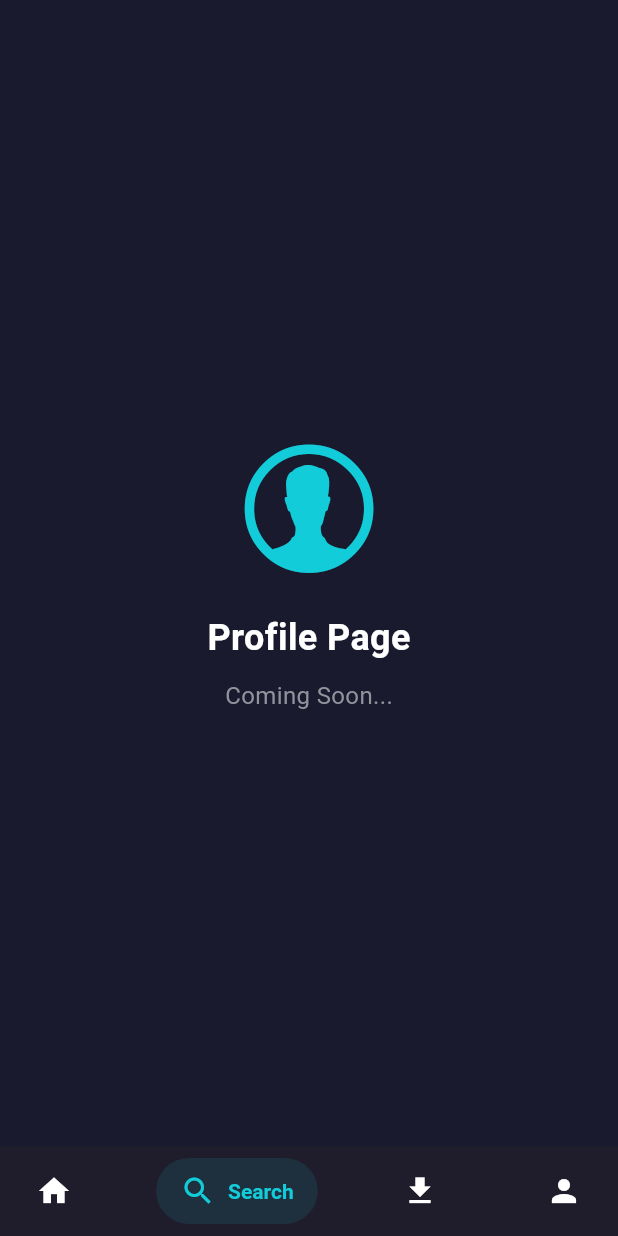
After one commit to Milad-Noroozi/Cinemax, a Flutter app: the MainWrapper screen opened by its route, scrolled down 62 dp, after a tap on "Search", on a phone screen of 412 x 824 dp. The commit adds this screen. Run offline on Flutter 3.47's test engine with Material 3 defaults, Android fonts, the phone set to English and light mode, and no system bars; our stand-ins replace carousel_slider; Roboto replaces fonts that are missing (SF Pro Text).

Commit message:
Add ListView.builder for Popular section and implement BottomNavigationBar

```diff
--- a/lib/controllers/onboarding_controller.dart
+++ b/lib/controllers/onboarding_controller.dart
@@ -124,6 +124,10 @@ class OnboardingController {
     }
   }
 
+  void skipToEnd(BuildContext context) {
+    completeOnboarding(context);
+  }
+
   void completeOnboarding(BuildContext context) {
     Navigator.of(context).pushReplacement(
       MaterialPageRoute(builder: (context) => HomeScreen()),
--- a/lib/views/home_screen.dart
+++ b/lib/views/home_screen.dart
@@ -7,9 +7,14 @@ import '../controllers/carousel_controller.dart' as carousel_ctrl;
 import '../widgets/search_box_widget.dart';
 import '../widgets/carousel_item_widget.dart';
 
-class HomeScreen extends StatelessWidget {
+class HomeScreen extends StatefulWidget {
   HomeScreen({super.key});
 
+  @override
+  State<HomeScreen> createState() => _HomeScreenState();
+}
+
+class _HomeScreenState extends State<HomeScreen> {
   List<String> genre = [
     "ALL",
     "Action",
@@ -275,6 +280,9 @@ class HomeScreen extends StatelessWidget {
                 ),
               ),
               SizedBox(height: 10),
+
+
+              // List View
               Padding(
                 padding: EdgeInsets.symmetric(
                   horizontal: MediaQuery.of(context).size.height * 0.03,
@@ -285,7 +293,9 @@ class HomeScreen extends StatelessWidget {
                     scrollDirection: Axis.horizontal,
                     itemCount: 5,
                     itemBuilder: (context, index) {
-                      return Container(
+                      return Padding(
+                        padding: const EdgeInsets.only(right: 10),
+                        child: Container(
                           width: 135,
                           decoration: BoxDecoration(
                             borderRadius: BorderRadius.circular(12),
@@ -380,6 +390,7 @@ class HomeScreen extends StatelessWidget {
                               ],
                             ),
                           ),
+                        ),
                       );
                     },
                   ),
--- /dev/null
+++ b/lib/views/main_wrapper.dart
@@ -0,0 +1,266 @@
+import 'package:flutter/material.dart';
+import 'package:flutter/cupertino.dart';
+import 'home_screen.dart';
+import 'search_page.dart';
+import 'proffile_screen.dart';
+import 'download_screen.dart';
+
+class MainWrapper extends StatefulWidget {
+  @override
+  _MainWrapperState createState() => _MainWrapperState();
+}
+
+class _MainWrapperState extends State<MainWrapper> {
+  int _currentIndex = 0;
+
+  // List of widgets for each page - ترتیب باید با bottom navigation bar مطابقت داشته باشد
+  final List<Widget> _pages = [
+    HomeScreen(), // Home - index 0
+    SearchPage(), // Search - index 1
+    ProfilePage(), // Profile - index 2
+    DownloadPage(),
+  ];
+
+  @override
+  Widget build(BuildContext context) {
+    return Scaffold(
+      backgroundColor: const Color.fromARGB(255, 31, 29, 43),
+      body: _pages[_currentIndex], // Display the selected page
+      bottomNavigationBar: SalomonBottomBar(
+        currentIndex: _currentIndex,
+        onTap: (i) => setState(() => _currentIndex = i),
+        items: [
+          SalomonBottomBarItem(
+            icon: Icon(Icons.home),
+            title: Text("Home"),
+            selectedColor: const Color.fromARGB(255, 18, 205, 217),
+            unselectedColor: Colors.white,
+          ),
+          SalomonBottomBarItem(
+            icon: Icon(Icons.search),
+            title: Text("Search"),
+            selectedColor: const Color.fromARGB(255, 18, 205, 217),
+            unselectedColor: Colors.white,
+          ),
+          SalomonBottomBarItem(
+            icon: Icon(Icons.download),
+            title: Text("Likes"),
+            selectedColor: const Color.fromARGB(255, 18, 205, 217),
+            unselectedColor: Colors.white,
+          ),
+
+          SalomonBottomBarItem(
+            icon: Icon(Icons.person),
+            title: Text("Profile"),
+            selectedColor: const Color.fromARGB(255, 18, 205, 217),
+            unselectedColor: Colors.white,
+          ),
+        ],
+      ),
+    );
+  }
+}
+
+class SalomonBottomBar extends StatelessWidget {
+  /// A bottom bar that faithfully follows the design by Aurélien Salomon
+  ///
+  /// https://dribbble.com/shots/5925052-Google-Bottom-Bar-Navigation-Pattern/
+  const SalomonBottomBar({
+    super.key,
+    required this.items,
+    this.backgroundColor,
+    this.currentIndex = 0,
+    this.onTap,
+    this.selectedItemColor,
+    this.unselectedItemColor,
+    this.selectedColorOpacity,
+    this.itemShape = const StadiumBorder(),
+    this.margin = const EdgeInsets.all(8),
+    this.itemPadding = const EdgeInsets.symmetric(vertical: 10, horizontal: 16),
+    this.duration = const Duration(milliseconds: 500),
+    this.curve = Curves.easeOutQuint,
+  });
+
+  /// A list of tabs to display, ie `Home`, `Likes`, etc
+  final List<SalomonBottomBarItem> items;
+
+  /// The tab to display.
+  final int currentIndex;
+
+  /// Returns the index of the tab that was tapped.
+  final Function(int)? onTap;
+
+  /// The background color of the bar.
+  final Color? backgroundColor;
+
+  /// The color of the icon and text when the item is selected.
+  final Color? selectedItemColor;
+
+  /// The color of the icon and text when the item is not selected.
+  final Color? unselectedItemColor;
+
+  /// The opacity of color of the touchable background when the item is selected.
+  final double? selectedColorOpacity;
+
+  /// The border shape of each item.
+  final ShapeBorder itemShape;
+
+  /// A convenience field for the margin surrounding the entire widget.
+  final EdgeInsets margin;
+
+  /// The padding of each item.
+  final EdgeInsets itemPadding;
+
+  /// The transition duration
+  final Duration duration;
+
+  /// The transition curve
+  final Curve curve;
+
+  @override
+  Widget build(BuildContext context) {
+    final theme = Theme.of(context);
+
+    return ColoredBox(
+      color: backgroundColor ?? Colors.transparent,
+      child: SafeArea(
+        minimum: margin,
+        child: Row(
+          /// Using a different alignment when there are 2 items or less
+          /// so it behaves the same as BottomNavigationBar.
+          mainAxisAlignment:
+              items.length <= 2
+                  ? MainAxisAlignment.spaceEvenly
+                  : MainAxisAlignment.spaceBetween,
+          children: [
+            for (final item in items)
+              TweenAnimationBuilder<double>(
+                tween: Tween(
+                  end: items.indexOf(item) == currentIndex ? 1.0 : 0.0,
+                ),
+                curve: curve,
+                duration: duration,
+                builder: (context, t, _) {
+                  final selectedColor =
+                      item.selectedColor ??
+                      selectedItemColor ??
+                      theme.primaryColor;
+
+                  final unselectedColor =
+                      item.unselectedColor ??
+                      unselectedItemColor ??
+                      theme.iconTheme.color;
+
+                  return Material(
+                    color: Color.lerp(
+                      selectedColor.withOpacity(0.0),
+                      selectedColor.withOpacity(selectedColorOpacity ?? 0.1),
+                      t,
+                    ),
+                    shape: itemShape,
+                    child: InkWell(
+                      onTap: () => onTap?.call(items.indexOf(item)),
+                      customBorder: itemShape,
+                      focusColor: selectedColor.withOpacity(0.1),
+                      highlightColor: selectedColor.withOpacity(0.1),
+                      splashColor: selectedColor.withOpacity(0.1),
+                      hoverColor: selectedColor.withOpacity(0.1),
+                      child: Padding(
+                        padding:
+                            itemPadding -
+                            (Directionality.of(context) == TextDirection.ltr
+                                ? EdgeInsets.only(right: itemPadding.right * t)
+                                : EdgeInsets.only(left: itemPadding.left * t)),
+                        child: Row(
+                          children: [
+                            IconTheme(
+                              data: IconThemeData(
+                                color: Color.lerp(
+                                  unselectedColor,
+                                  selectedColor,
+                                  t,
+                                ),
+                                size: 24,
+                              ),
+                              child:
+                                  items.indexOf(item) == currentIndex
+                                      ? item.activeIcon ?? item.icon
+                                      : item.icon,
+                            ),
+                            ClipRect(
+                              clipBehavior: Clip.antiAlias,
+                              child: SizedBox(
+                                /// TODO: Constrain item height without a fixed value
+                                ///
+                                /// The Align property appears to make these full height, would be
+                                /// best to find a way to make it respond only to padding.
+                                height: 20,
+                                child: Align(
+                                  alignment: Alignment(-0.2, 0.0),
+                                  widthFactor: t,
+                                  child: Padding(
+                                    padding:
+                                        Directionality.of(context) ==
+                                                TextDirection.ltr
+                                            ? EdgeInsets.only(
+                                              left: itemPadding.left / 2,
+                                              right: itemPadding.right,
+                                            )
+                                            : EdgeInsets.only(
+                                              left: itemPadding.left,
+                                              right: itemPadding.right / 2,
+                                            ),
+                                    child: DefaultTextStyle(
+                                      style: TextStyle(
+                                        color: Color.lerp(
+                                          selectedColor.withOpacity(0.0),
+                                          selectedColor,
+                                          t,
+                                        ),
+                                        fontWeight: FontWeight.w600,
+                                      ),
+                                      child: item.title,
+                                    ),
+                                  ),
+                                ),
+                              ),
+                            ),
+                          ],
+                        ),
+                      ),
+                    ),
+                  );
+                },
+              ),
+          ],
+        ),
+      ),
+    );
+  }
+}
+
+/// A tab to display in a [SalomonBottomBar]
+class SalomonBottomBarItem {
+  /// An icon to display.
+  final Widget icon;
+
+  /// An icon to display when this tab bar is active.
+  final Widget? activeIcon;
+
+  /// Text to display, ie `Home`
+  final Widget title;
+
+  /// A primary color to use for this tab.
+  final Color? selectedColor;
+
+  /// The color to display when this tab is not selected.
+  final Color? unselectedColor;
+
+  SalomonBottomBarItem({
+    required this.icon,
+    required this.title,
+    this.selectedColor,
+    this.unselectedColor,
+    this.activeIcon,
+  });
+}
--- /dev/null
+++ b/lib/views/search_page.dart
@@ -0,0 +1,44 @@
+import 'package:flutter/cupertino.dart';
+import 'package:flutter/material.dart';
+
+class SearchPage extends StatelessWidget {
+  const SearchPage({super.key});
+
+  @override
+  Widget build(BuildContext context) {
+    return Scaffold(
+      backgroundColor: const Color(0xFF1A1A2E),
+      body: SafeArea(
+        child: Center(
+          child: Column(
+            mainAxisAlignment: MainAxisAlignment.center,
+            children: [
+              Icon(
+                CupertinoIcons.person_alt_circle,
+                size: 100,
+                color: const Color.fromARGB(255, 18, 205, 217),
+              ),
+              SizedBox(height: 20),
+              Text(
+                'Profile Page',
+                style: TextStyle(
+                  color: Colors.white,
+                  fontSize: 24,
+                  fontWeight: FontWeight.bold,
+                ),
+              ),
+              SizedBox(height: 10),
+              Text(
+                'Coming Soon...',
+                style: TextStyle(
+                  color: const Color.fromARGB(255, 146, 146, 157),
+                  fontSize: 16,
+                ),
+              ),
+            ],
+          ),
+        ),
+      ),
+    );
+  }
+}
```
Also changed, not shown: lib/main.dart (+10 -3 lines), lib/views/download_screen.dart (added, +44 -0 lines), lib/views/onboarding_screen.dart (+16 -1 lines), lib/views/proffile_screen.dart (added, +44 -0 lines), pubspec.lock. Lines whose indentation alone changed are shown as unchanged.
